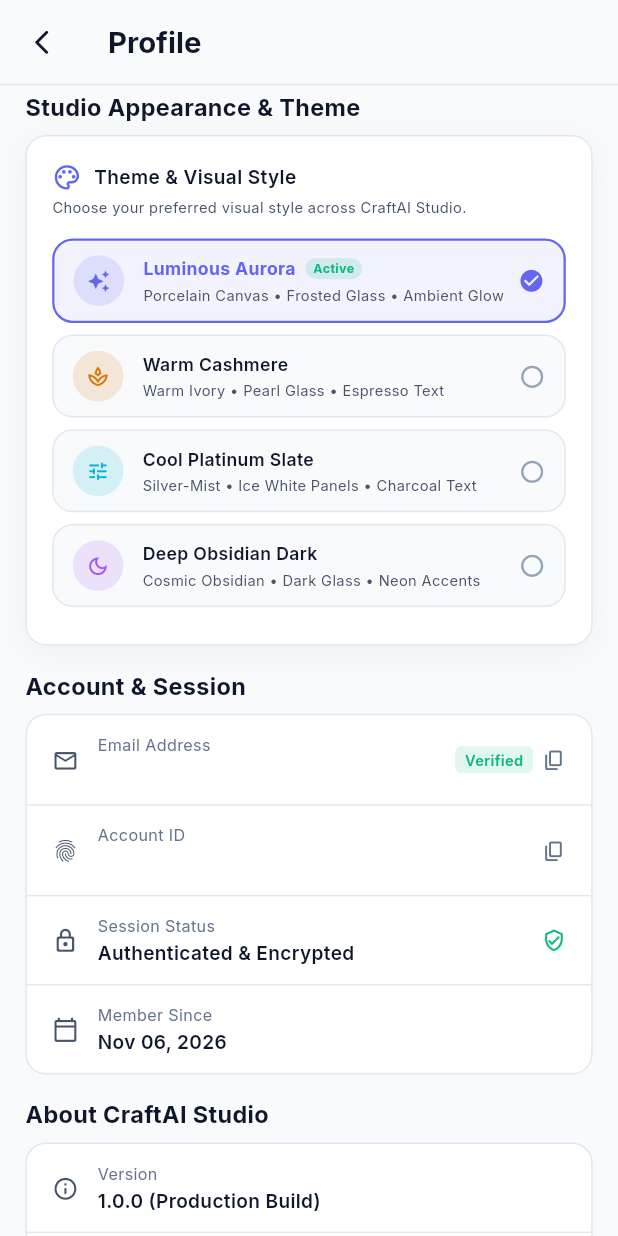
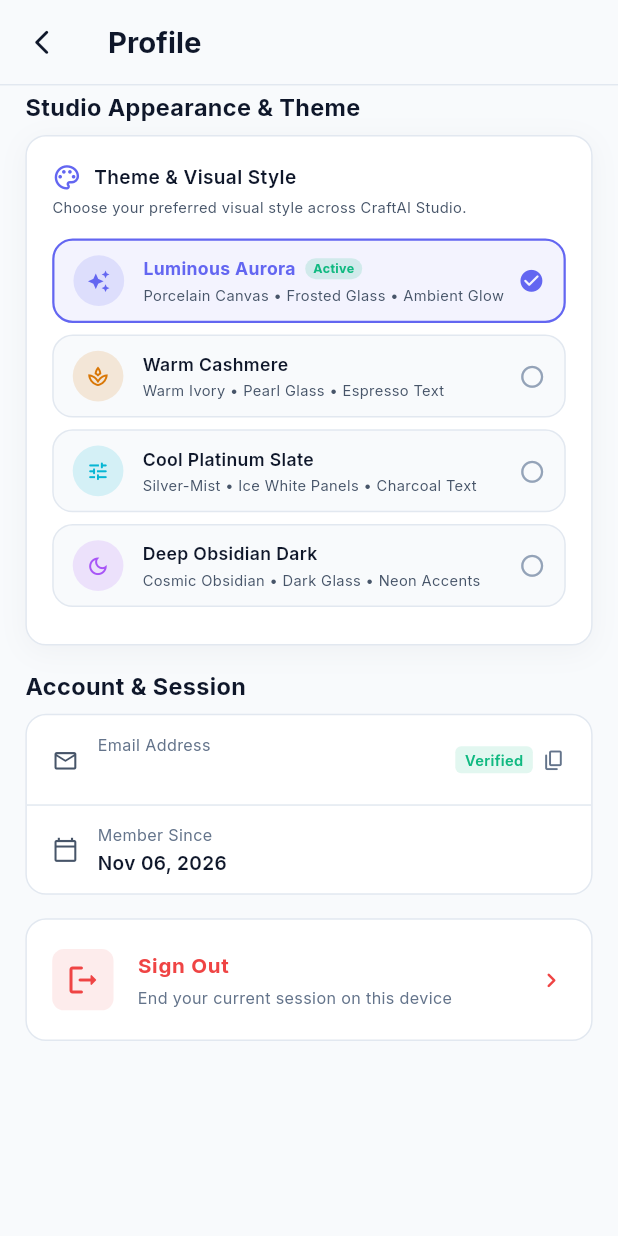
Before and after one commit to RitutoshAeologic/craftai_studio_mobile, a Flutter app: the ProfileView screen opened by its route, scrolled down 305 dp, on a phone screen of 412 x 824 dp. Run offline on Flutter 3.47's test engine with Material 3 defaults, Android fonts, the phone set to English and light mode, and no system bars; our stand-ins replace cached_network_image, connectivity_plus, dio, flutter_screenutil, get, google_fonts and 2 more; accounts and stored records are empty.

Commit message:
Removed the Unwanted data in prfile screen

```diff
--- a/lib/features/profile/views/profile_view.dart
+++ b/lib/features/profile/views/profile_view.dart
@@ -104,13 +104,13 @@
               // =========================================================================
               // 5. APP & SYSTEM INFO
               // =========================================================================
-              Text(
-                'About CraftAI Studio',
-                style: AppTextStyles.h2,
-              ),
-              SizedBox(height: AppDimens.vSpacingMd),
-              _buildAppInfoCard(),
-              SizedBox(height: AppDimens.vSpacingXl),
+              // Text(
+              //   'About CraftAI Studio',
+              //   style: AppTextStyles.h2,
+              // ),
+              // SizedBox(height: AppDimens.vSpacingMd),
+              // _buildAppInfoCard(),
+              // SizedBox(height: AppDimens.vSpacingXl),
 
               // =========================================================================
               // 6. SIGN OUT ACTION (FROM BOTTOM SHEET)
@@ -533,25 +533,25 @@
           Divider(color: AppColors.border, height: 1.h),
 
           // User ID item
-          _buildInfoRow(
-            icon: Icons.fingerprint_rounded,
-            title: 'Account ID',
-            value: controller.maskedUserId,
-            trailingWidget: GestureDetector(
-              onTap: () => controller.copyToClipboard(controller.userId, 'User ID'),
-              child: Icon(Icons.copy_rounded, size: 16.sp, color: AppColors.textMuted),
-            ),
-          ),
-          Divider(color: AppColors.border, height: 1.h),
+          // _buildInfoRow(
+          //   icon: Icons.fingerprint_rounded,
+          //   title: 'Account ID',
+          //   value: controller.maskedUserId,
+          //   trailingWidget: GestureDetector(
+          //     onTap: () => controller.copyToClipboard(controller.userId, 'User ID'),
+          //     child: Icon(Icons.copy_rounded, size: 16.sp, color: AppColors.textMuted),
+          //   ),
+          // ),
+          // Divider(color: AppColors.border, height: 1.h),
 
           // Session Status item
-          _buildInfoRow(
-            icon: Icons.lock_outline_rounded,
-            title: 'Session Status',
-            value: 'Authenticated & Encrypted',
-            trailingWidget: Icon(Icons.verified_user_outlined, size: 16.sp, color: AppColors.accentSuccess),
-          ),
-          Divider(color: AppColors.border, height: 1.h),
+          // _buildInfoRow(
+          //   icon: Icons.lock_outline_rounded,
+          //   title: 'Session Status',
+          //   value: 'Authenticated & Encrypted',
+          //   trailingWidget: Icon(Icons.verified_user_outlined, size: 16.sp, color: AppColors.accentSuccess),
+          // ),
+          // Divider(color: AppColors.border, height: 1.h),
 
           // Member Since item
           _buildInfoRow(
```
